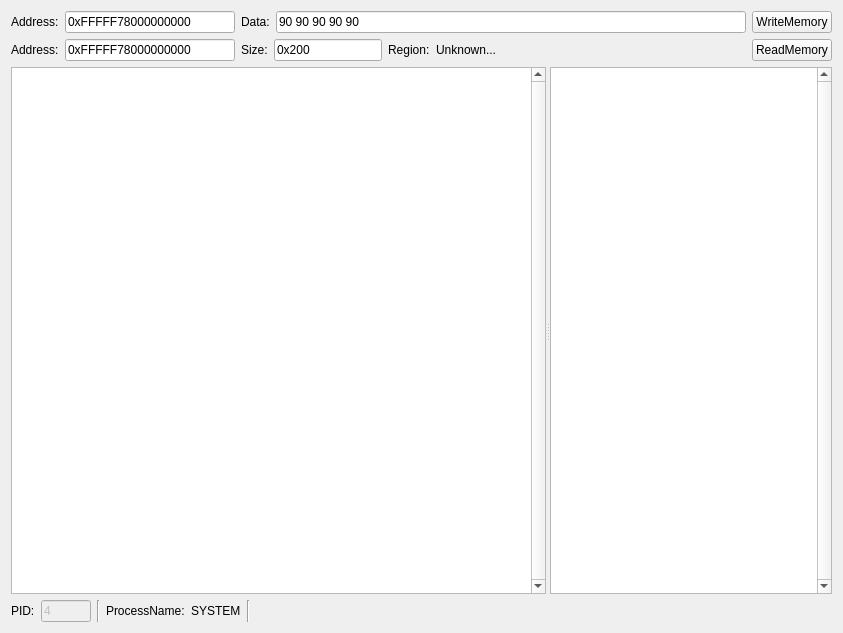
BlackINT3/OpenArk, file src/OpenArk/res/ui/memory-rw.ui: the form before one commit.
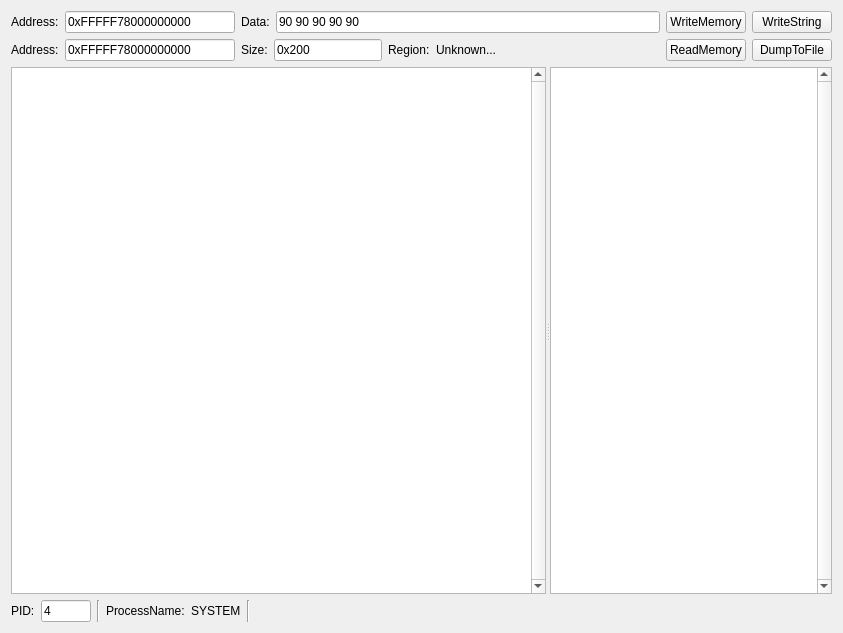
The form after the commit.

Commit message: Update kernel memory code.

The edit to the form file:
```diff
--- a/src/OpenArk/res/ui/memory-rw.ui
+++ b/src/OpenArk/res/ui/memory-rw.ui
@@ -75,6 +75,13 @@
        </property>
       </widget>
      </item>
+     <item>
+      <widget class="QPushButton" name="writeStringBtn">
+       <property name="text">
+        <string>WriteString</string>
+       </property>
+      </widget>
+     </item>
     </layout>
    </item>
    <item>
@@ -174,6 +181,13 @@
        </property>
       </widget>
      </item>
+     <item>
+      <widget class="QPushButton" name="dumpToFileBtn">
+       <property name="text">
+        <string>DumpToFile</string>
+       </property>
+      </widget>
+     </item>
     </layout>
    </item>
    <item>
@@ -227,7 +241,7 @@
      <item>
       <widget class="QLineEdit" name="pidEdit">
        <property name="enabled">
-        <bool>false</bool>
+        <bool>true</bool>
        </property>
        <property name="sizePolicy">
         <sizepolicy hsizetype="Fixed" vsizetype="Fixed">
```
Left out of the diff: 2 changed lines with no effect on the pictures. The commit also changes 18 other files.
